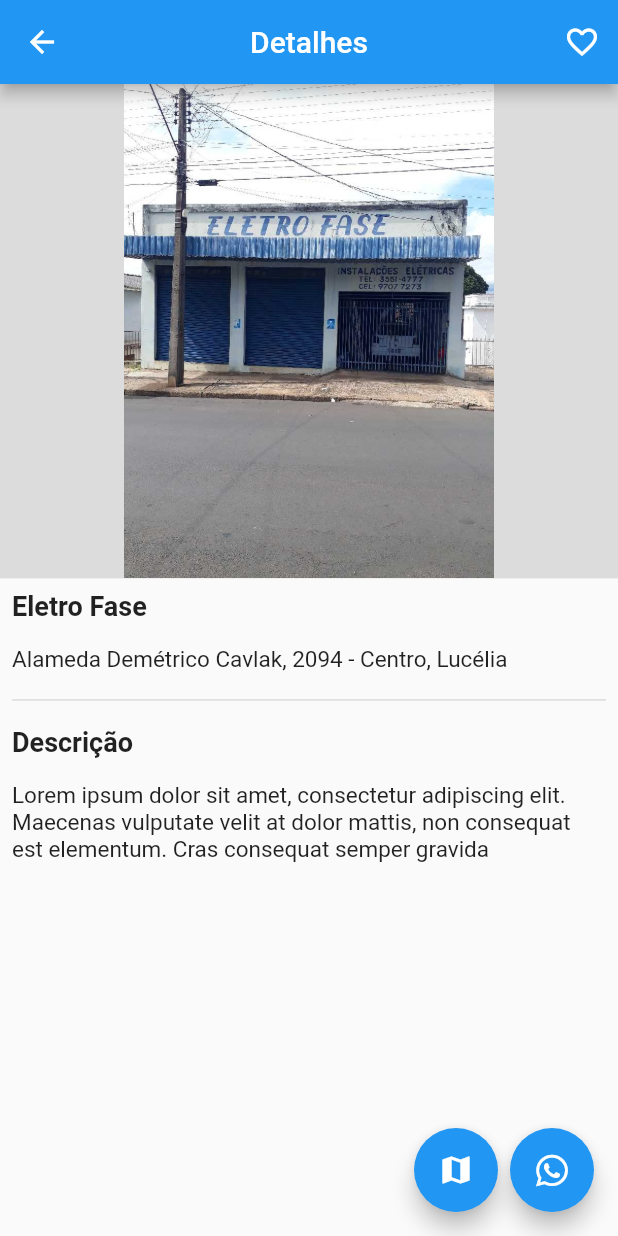
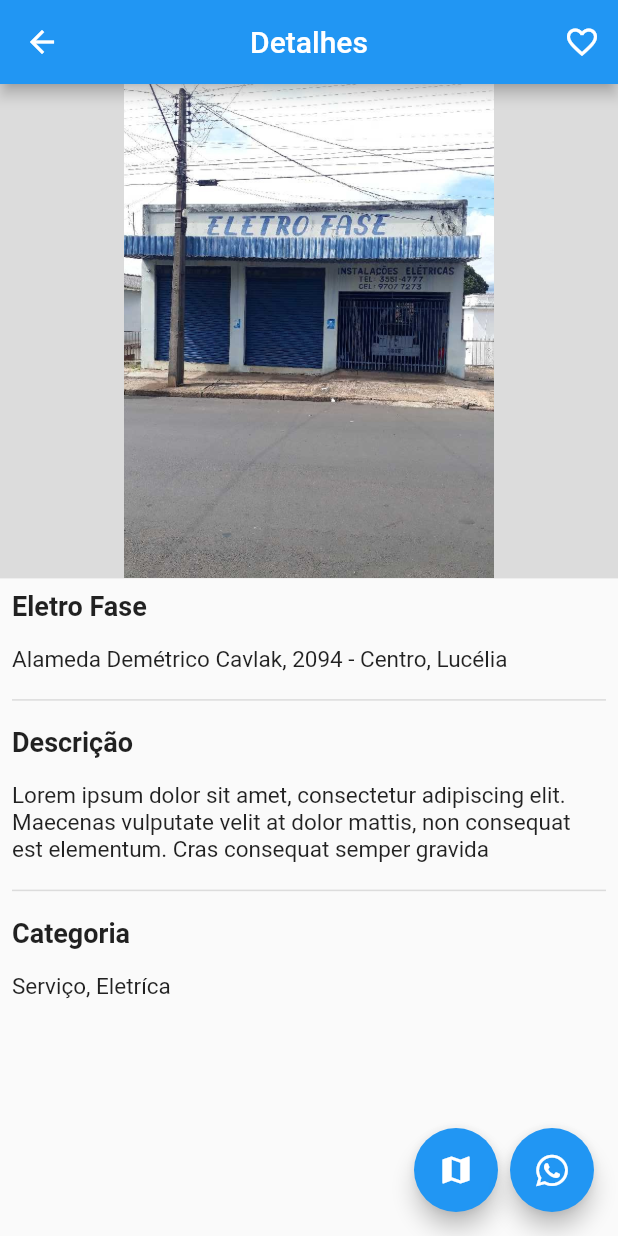
Before and after one commit to notria-12/app-comercio, a Flutter app: the ProductServiceDetails screen opened directly, on a phone screen of 412 x 824 dp. Run offline on Flutter 3.47's test engine with Material 2 defaults, Android fonts, the light colour scheme and no system bars; our stand-ins replace firebase_core, firebase_database, font_awesome_flutter; accounts and stored records are empty.

Commit message:
connection with BD and creation cortroller and model for product service

```diff
--- a/lib/main.dart
+++ b/lib/main.dart
@@ -1,10 +1,10 @@
-// import 'package:firebase_core/firebase_core.dart';
+import 'package:firebase_core/firebase_core.dart';
 import 'package:flutter/material.dart';
 import 'src/views/Home/Home.dart';
 
 void main() async {
   WidgetsFlutterBinding.ensureInitialized();
-  // await Firebase.initializeApp();
+  await Firebase.initializeApp();
   runApp(MyApp());
 }
 
--- a/lib/src/views/Product/ProductDetails.dart
+++ b/lib/src/views/Product/ProductDetails.dart
@@ -82,6 +82,30 @@
                 style: TextStyle(fontSize: 15, fontWeight: FontWeight.w400),
               ),
             ),
+            Padding(
+              padding: const EdgeInsets.all(8.0),
+              child: Divider(
+                height: 4,
+                color: Colors.black12,
+                thickness: 1,
+              ),
+            ),
+            Padding(
+              padding: const EdgeInsets.all(8.0),
+              child: Text(
+                'Categoria',
+                textAlign: TextAlign.start,
+                style: TextStyle(fontSize: 18, fontWeight: FontWeight.w600),
+              ),
+            ),
+            Padding(
+              padding: const EdgeInsets.all(8.0),
+              child: Text(
+                'Serviço, Eletríca',
+                textAlign: TextAlign.start,
+                style: TextStyle(fontSize: 15, fontWeight: FontWeight.w400),
+              ),
+            ),
           ],
         ),
       ),
```
Also changed, not shown: lib/src/controllers/ProductServiceController.dart (added, +22 -0 lines), lib/src/models/ProductService.dart (+15 -7 lines), lib/src/repository/ProductServiceRepository.dart (added, +13 -0 lines), lib/src/views/Home/Home.dart (+28 -14 lines), lib/src/widgets/product_card.dart (+7 -6 lines), pubspec.lock.
